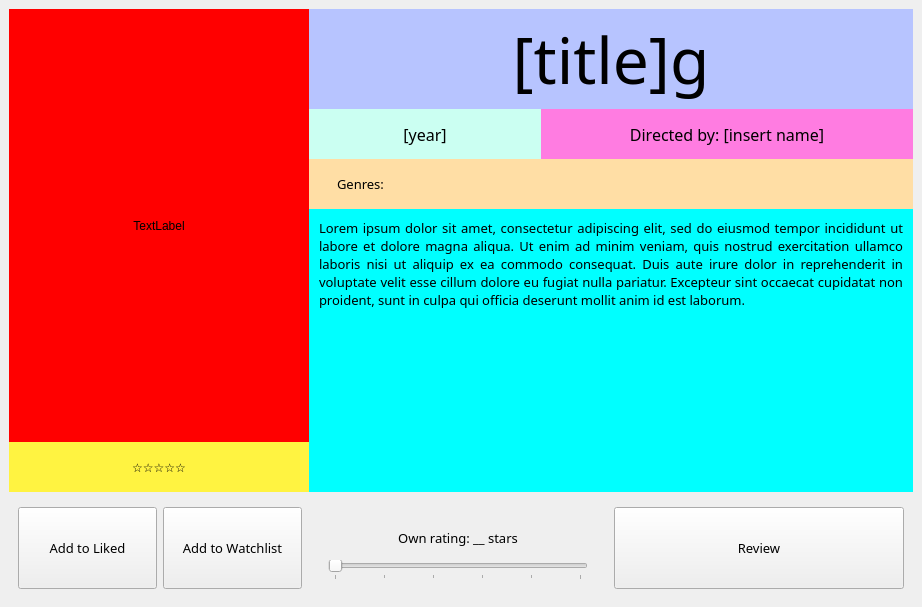
Qt form ui/about-title.ui (xbryan25/movie-tvshow-review-app) before a commit.
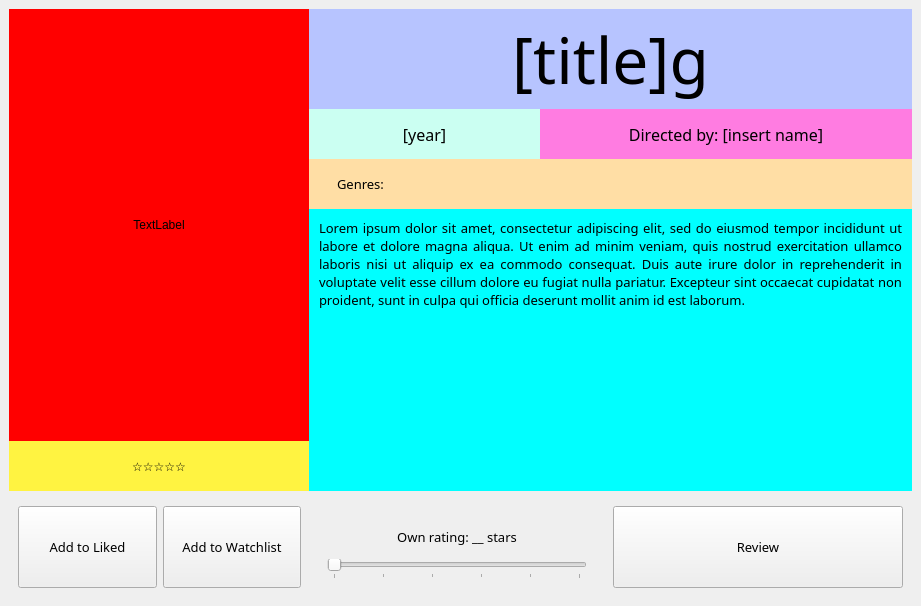
The same form after that commit.

Commit message: Add interactiveness in star slider in About Title page

The edit to the form file:
```diff
--- a/ui/about-title.ui
+++ b/ui/about-title.ui
@@ -6,8 +6,8 @@
    <rect>
     <x>0</x>
     <y>0</y>
-    <width>922</width>
-    <height>607</height>
+    <width>921</width>
+    <height>606</height>
    </rect>
   </property>
   <property name="windowTitle">
```
The commit also changes 1 other file.
